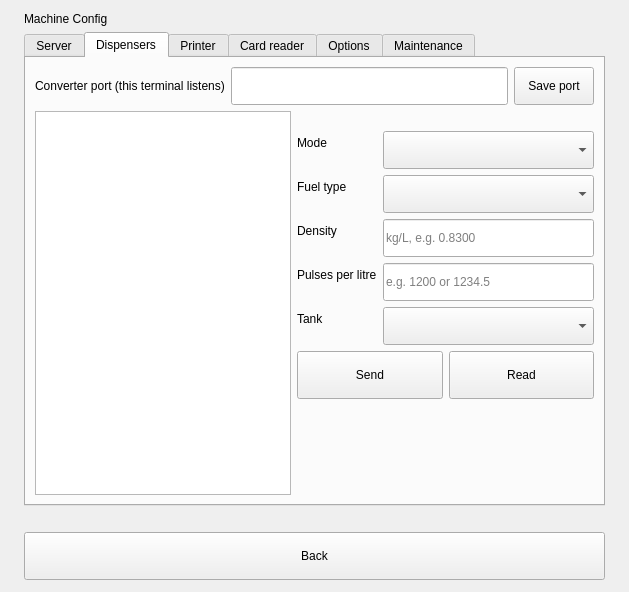
This is smart210/src/settings/MachineConfigPage.ui in atosdev7/GasStaion as Qt 5 draws it before an edit. The edited form follows.
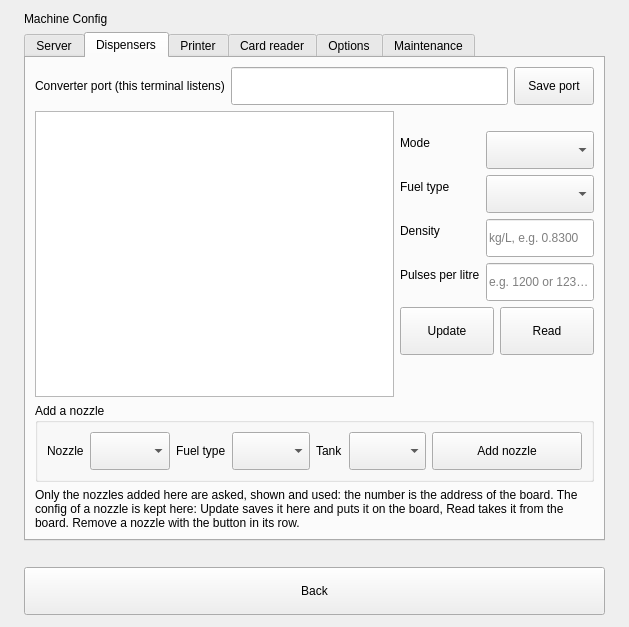
This is the edited form. The open tabs and pages were chosen to show the change.

Commit message: Nozzles added by hand with their config in the terminal; web: inbound filters, pagination, tank stock summary

```diff
--- a/smart210/src/settings/MachineConfigPage.ui
+++ b/smart210/src/settings/MachineConfigPage.ui
@@ -121,7 +121,7 @@
         </layout>
        </item>
        <item>
-        <layout class="QHBoxLayout" name="upperRow" stretch="0,1">
+        <layout class="QHBoxLayout" name="upperRow" stretch="1,0">
          <property name="leftMargin"><number>0</number></property>
          <property name="topMargin"><number>0</number></property>
          <property name="rightMargin"><number>0</number></property>
@@ -191,16 +191,6 @@
                <property name="minimumSize"><size><width>0</width><height>38</height></size></property>
               </widget>
              </item>
-             <item row="4" column="0">
-              <widget class="QLabel" name="nozzleTankLabel">
-               <property name="text"><string>Tank</string></property>
-              </widget>
-             </item>
-             <item row="4" column="1">
-              <widget class="QComboBox" name="nozzleTank">
-               <property name="minimumSize"><size><width>0</width><height>38</height></size></property>
-              </widget>
-             </item>
             </layout>
            </item>
            <item>
@@ -211,8 +201,8 @@
              <property name="bottomMargin"><number>0</number></property>
              <property name="spacing"><number>6</number></property>
              <item>
-              <widget class="QPushButton" name="sendNozzleButton">
-               <property name="text"><string>Send</string></property>
+              <widget class="QPushButton" name="updateNozzleButton">
+               <property name="text"><string>Update</string></property>
                <property name="minimumSize"><size><width>0</width><height>48</height></size></property>
               </widget>
              </item>
@@ -235,6 +225,61 @@
          </item>
         </layout>
        </item>
+       <item>
+        <widget class="QGroupBox" name="addNozzleBox">
+         <property name="title"><string>Add a nozzle</string></property>
+         <layout class="QHBoxLayout" name="addNozzleLayout" stretch="0,0,0,1,0,1,0">
+          <property name="leftMargin"><number>9</number></property>
+          <property name="topMargin"><number>9</number></property>
+          <property name="rightMargin"><number>9</number></property>
+          <property name="bottomMargin"><number>9</number></property>
+          <property name="spacing"><number>6</number></property>
+          <item>
+           <widget class="QLabel" name="addNozzleNumberLabel">
+            <property name="text"><string>Nozzle</string></property>
+           </widget>
+          </item>
+          <item>
+           <widget class="QComboBox" name="addNozzleNumber">
+            <property name="minimumSize"><size><width>80</width><height>38</height></size></property>
+           </widget>
+          </item>
+          <item>
+           <widget class="QLabel" name="addNozzleFuelLabel">
+            <property name="text"><string>Fuel type</string></property>
+           </widget>
+          </item>
+          <item>
+           <widget class="QComboBox" name="addNozzleFuel">
+            <property name="minimumSize"><size><width>0</width><height>38</height></size></property>
+           </widget>
+          </item>
+          <item>
+           <widget class="QLabel" name="addNozzleTankLabel">
+            <property name="text"><string>Tank</string></property>
+           </widget>
+          </item>
+          <item>
+           <widget class="QComboBox" name="addNozzleTank">
+            <property name="minimumSize"><size><width>0</width><height>38</height></size></property>
+           </widget>
+          </item>
+          <item>
+           <widget class="QPushButton" name="addNozzleButton">
+            <property name="text"><string>Add nozzle</string></property>
+            <property name="minimumSize"><size><width>150</width><height>38</height></size></property>
+           </widget>
+          </item>
+         </layout>
+        </widget>
+       </item>
+       <item>
+        <widget class="QLabel" name="addNozzleHint">
+         <property name="text"><string>Only the nozzles added here are asked, shown and used: the number is the address of the board. The config of a nozzle is kept here: Update saves it here and puts it on the board, Read takes it from the board. Remove a nozzle with the button in its row.</string></property>
+         <property name="wordWrap"><bool>true</bool></property>
+         <property name="sub" stdset="0"><bool>true</bool></property>
+        </widget>
+       </item>
       </layout>
      </widget>
      <widget class="QWidget" name="machinePrinterTab">
```
The commit also changes 51 other files.
